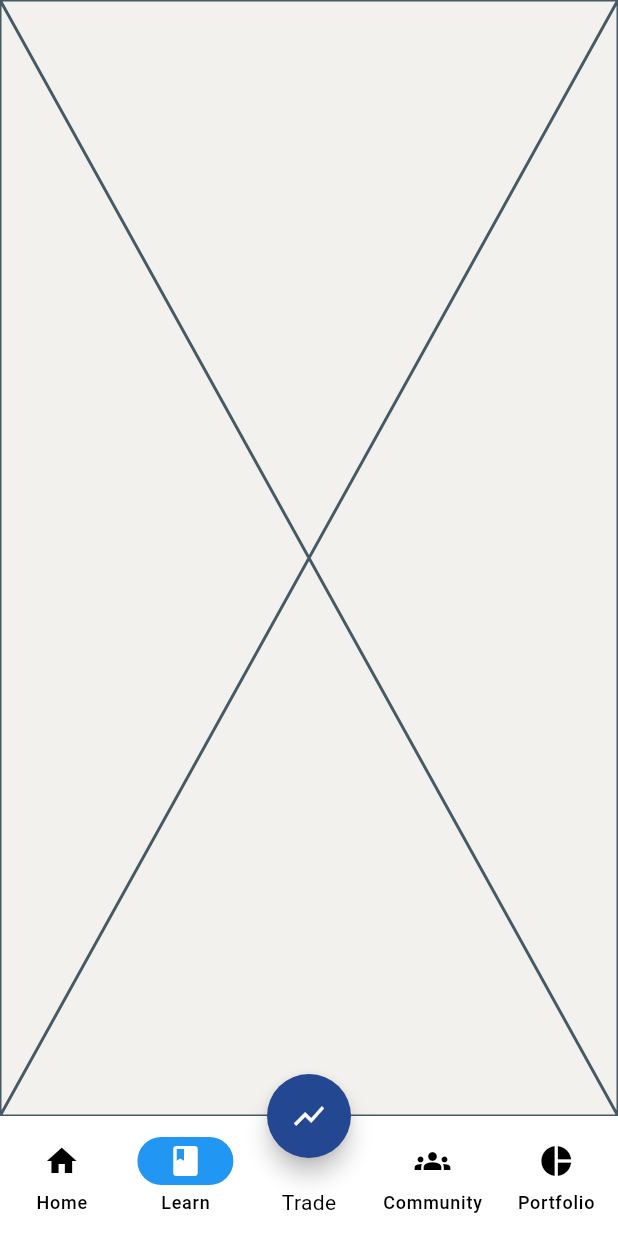
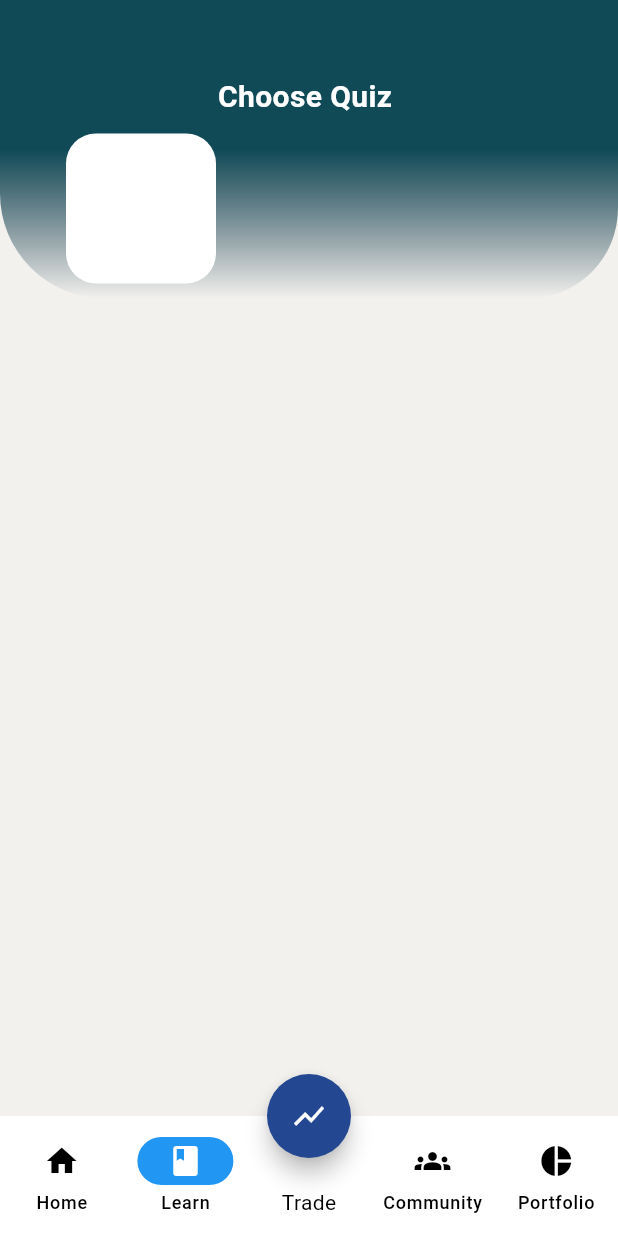
Before and after one commit to taufiqqq/BursaBuddy, a Flutter app: the screen it shows after launch, item 2 of the bottom bar chosen, on a phone screen of 412 x 824 dp. Run offline on Flutter 3.47's test engine with Material 3 defaults, Android fonts, the phone set to English and light mode, and no system bars; our stand-ins replace fl_chart, syncfusion_flutter_charts; missing offline and left inert: chart_sparkline.

Commit message:
Update learn_page.dart

```diff
--- a/lib/pages/learn_page.dart
+++ b/lib/pages/learn_page.dart
@@ -5,6 +5,70 @@ class LearnPage extends StatelessWidget {
 
   @override
   Widget build(BuildContext context) {
-    return const Placeholder();
+    return Scaffold(
+      body: SingleChildScrollView(
+        child: Column(
+          children: [
+            Container(
+              padding: const EdgeInsets.only(top: 50, left: 20, right: 20),
+              decoration: const BoxDecoration(
+                borderRadius: BorderRadius.only(
+                  bottomLeft: Radius.circular(70),
+                  bottomRight: Radius.circular(60),
+                ),
+                gradient: LinearGradient(
+                  colors: [
+                    Color(0xFF00002136),
+                    Color(0xFF104A57),
+                  ],
+                  begin: Alignment.bottomCenter,
+                  end: Alignment.center,
+                ),
+              ),
+              child: Column(
+                children: [
+                  Row(
+                    mainAxisAlignment: MainAxisAlignment.center,
+                    crossAxisAlignment: CrossAxisAlignment.start,
+                    children: [
+                      Column(
+                        crossAxisAlignment: CrossAxisAlignment.start,
+                        children: [
+                          Text(
+                            'Choose Quiz ',
+                            style: TextStyle(
+                              fontSize: 20.0,
+                              color: Colors.white,
+                              fontWeight: FontWeight.bold,
+                            ),
+                          ),
+                        ],
+                      ),
+                    ],
+                  ),
+                  SizedBox(height: 10),
+                  Padding(
+                    padding: EdgeInsets.symmetric(horizontal: 24.0),
+                    child: Row(
+                      children: [
+                        Container(
+                          height: 100,
+                          width: 100,
+                          padding: EdgeInsets.all(20),
+                          decoration: BoxDecoration(
+                              color: Colors.white,
+                              borderRadius: BorderRadius.circular(20)),
+                        )
+                      ],
+                    ),
+                  ),
+                  SizedBox(height: 10),
+                ],
+              ),
+            ),
+          ],
+        ),
+      ),
+    );
   }
 }
```
